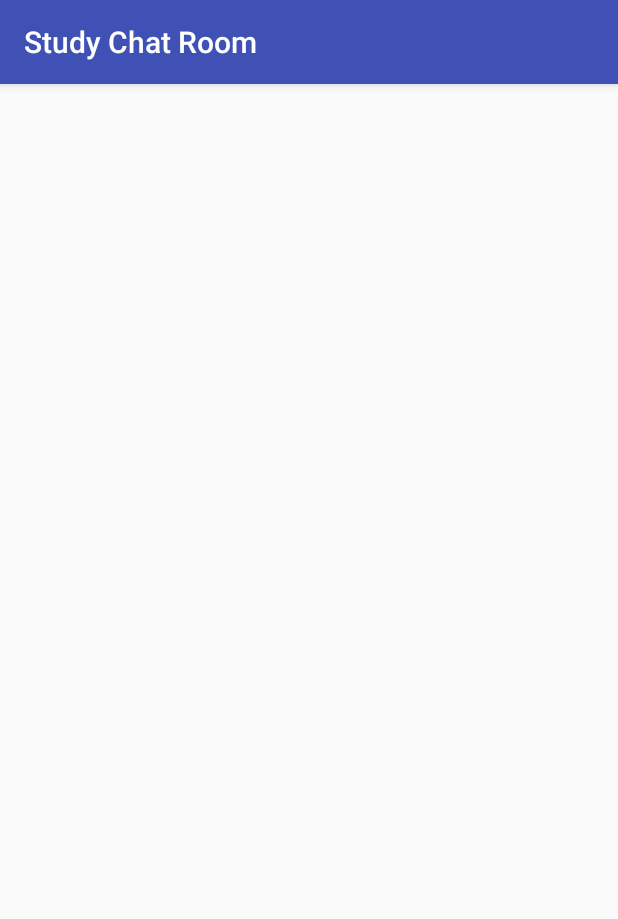
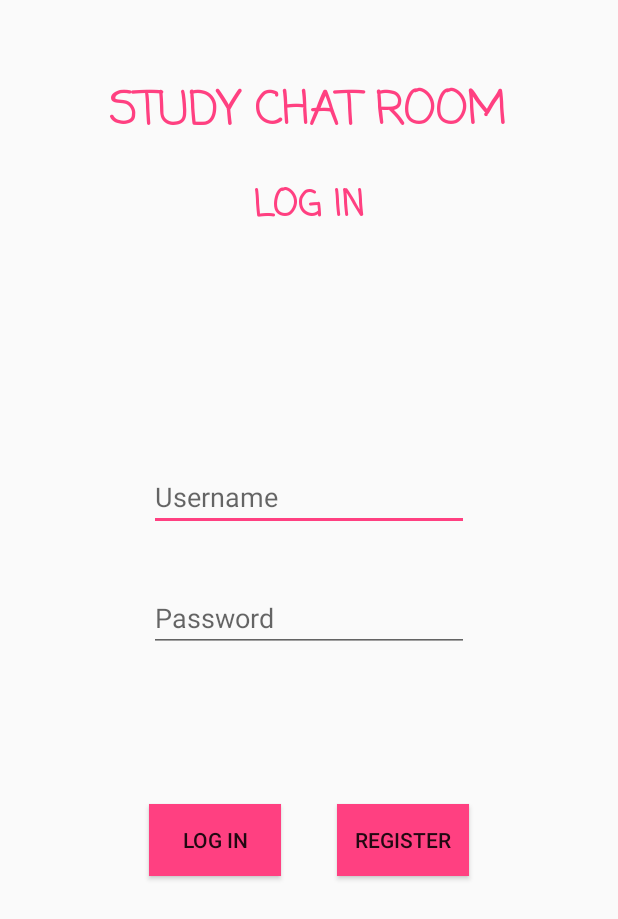
Before and after one commit to 19anti91/StudyChatRoom, an Android app: the screen it shows after launch (SplashScreen before the commit, LoginActivity after it), on a phone screen of 412 x 824 dp. Shown: the top 919 px of the screen. Run offline under Robolectric (Android 15) with nearby library versions, the phone set to English and light mode, and no system bars.

Commit message:
Login and Register 80% done. Color schema might change

```diff
--- a/app/src/main/AndroidManifest.xml
+++ b/app/src/main/AndroidManifest.xml
@@ -2,12 +2,14 @@
 <manifest xmlns:android="http://schemas.android.com/apk/res/android"
     package="com.oop.projectgroup10.studychatroom">
 
+    <uses-permission android:name="android.permission.ACCESS_NETWORK_STATE" />
+    <uses-permission android:name="android.permission.INTERNET" />
     <application
         android:allowBackup="true"
         android:icon="@mipmap/ic_launcher"
         android:label="@string/app_name"
         android:supportsRtl="true"
-        android:theme="@style/AppTheme">
+        android:theme="@style/AppTheme.NoActionBar">
         <activity android:name=".SplashScreen">
             <intent-filter>
                 <action android:name="android.intent.action.MAIN" />
@@ -15,6 +17,8 @@
                 <category android:name="android.intent.category.LAUNCHER" />
             </intent-filter>
         </activity>
+        <activity android:name=".LoginActivity" />
+        <activity android:name=".RegisterActivity"></activity>
     </application>
 
 </manifest>
--- /dev/null
+++ b/app/src/main/java/com/oop/projectgroup10/studychatroom/LoginActivity.java
@@ -0,0 +1,39 @@
+package com.oop.projectgroup10.studychatroom;
+
+import android.content.Intent;
+import android.os.Bundle;
+import android.support.v7.app.AppCompatActivity;
+import android.view.View;
+import android.view.Window;
+import android.widget.EditText;
+
+public class LoginActivity extends AppCompatActivity {
+
+    @Override
+    protected void onCreate(Bundle savedInstanceState) {
+        requestWindowFeature(Window.FEATURE_NO_TITLE);
+        super.onCreate(savedInstanceState);
+        setContentView(R.layout.activity_login);
+    }
+
+
+    public void register(View v) {
+        Intent goToRegister = new Intent(v.getContext(), RegisterActivity.class);
+        v.getContext().startActivity(goToRegister);
+    }
+
+    public void submitLogin(View v) {
+
+        new SubmitLoginAndSignup(v.getContext()).execute("login", getUsername(), getPassword());
+    }
+
+    public String getUsername() {
+        EditText username = (EditText) findViewById(R.id.usernameL);
+        return username.getText().toString();
+    }
+
+    public String getPassword() {
+        EditText password = (EditText) findViewById(R.id.passwordL);
+        return password.getText().toString();
+    }
+}
--- a/app/src/main/java/com/oop/projectgroup10/studychatroom/SplashScreen.java
+++ b/app/src/main/java/com/oop/projectgroup10/studychatroom/SplashScreen.java
@@ -1,13 +1,32 @@
 package com.oop.projectgroup10.studychatroom;
 
+import android.content.Intent;
+import android.os.Bundle;
+import android.os.Handler;
 import android.support.v7.app.AppCompatActivity;
-import android.os.Bundle;
+import android.view.Window;
 
 public class SplashScreen extends AppCompatActivity {
 
     @Override
     protected void onCreate(Bundle savedInstanceState) {
+
+
+        requestWindowFeature(Window.FEATURE_NO_TITLE);
         super.onCreate(savedInstanceState);
         setContentView(R.layout.activity_splash_screen);
+
+        final Intent loginPage = new Intent(this, LoginActivity.class);
+
+        final Handler handler = new Handler();
+        handler.postDelayed(new Runnable() {
+            @Override
+            public void run() {
+                startActivity(loginPage);
+            }
+        }, 2000);
+
     }
+
+
 }
--- /dev/null
+++ b/app/src/main/res/layout/activity_login.xml
@@ -0,0 +1,84 @@
+<?xml version="1.0" encoding="utf-8"?>
+<RelativeLayout xmlns:android="http://schemas.android.com/apk/res/android"
+    xmlns:tools="http://schemas.android.com/tools"
+    android:id="@+id/activity_login"
+    android:layout_width="match_parent"
+    android:layout_height="match_parent"
+    android:paddingBottom="@dimen/activity_vertical_margin"
+    android:paddingLeft="@dimen/activity_horizontal_margin"
+    android:paddingRight="@dimen/activity_horizontal_margin"
+    android:paddingTop="@dimen/activity_vertical_margin"
+    tools:context="com.oop.projectgroup10.studychatroom.LoginActivity">
+
+    <TextView
+        android:layout_width="wrap_content"
+        android:layout_height="wrap_content"
+        android:id="@+id/appName"
+        android:text="Study Chat Room"
+        android:textAllCaps="true"
+        android:textSize="30sp"
+        android:fontFamily="casual"
+        android:textStyle="normal|bold"
+        android:textColor="@color/colorPrimaryDark"
+        android:layout_marginTop="35dp"
+        android:layout_alignParentTop="true"
+        android:layout_centerHorizontal="true" />
+
+    <TextView
+        android:text="Log In"
+        android:layout_width="wrap_content"
+        android:layout_height="wrap_content"
+        android:id="@+id/loginT"
+        android:textAllCaps="true"
+        android:textSize="24sp"
+        android:fontFamily="casual"
+        android:textStyle="normal|bold"
+        android:textColor="@color/colorPrimaryDark"
+        android:layout_marginTop="21dp"
+        android:layout_below="@+id/appName"
+        android:layout_centerHorizontal="true" />
+
+    <EditText
+        android:layout_width="wrap_content"
+        android:layout_height="wrap_content"
+        android:inputType="textPersonName"
+        android:ems="10"
+        android:id="@+id/usernameL"
+        android:layout_marginBottom="35dp"
+        android:hint="Username"
+        android:layout_above="@+id/passwordL"
+        android:layout_centerHorizontal="true" />
+
+    <EditText
+        android:layout_width="wrap_content"
+        android:layout_height="wrap_content"
+        android:inputType="textPassword"
+        android:ems="10"
+        android:id="@+id/passwordL"
+        android:hint="Password"
+        android:layout_centerVertical="true"
+        android:layout_alignStart="@+id/usernameL" />
+
+    <Button
+        android:text="Register"
+        android:layout_width="wrap_content"
+        android:layout_height="wrap_content"
+        android:id="@+id/registerBtn"
+        android:background="@color/colorPrimaryDark"
+        android:onClick="register"
+        android:layout_below="@+id/passwordL"
+        android:layout_alignEnd="@+id/passwordL"
+        android:layout_marginTop="101dp" />
+
+    <Button
+        android:text="Log In"
+        android:layout_width="wrap_content"
+        android:layout_height="wrap_content"
+        android:id="@+id/loginBtn"
+        android:background="@color/colorPrimaryDark"
+        android:layout_alignBaseline="@+id/registerBtn"
+        android:layout_alignBottom="@+id/registerBtn"
+        android:layout_alignStart="@+id/passwordL"
+        android:onClick="submitLogin" />
+
+</RelativeLayout>
--- a/app/src/main/res/values/colors.xml
+++ b/app/src/main/res/values/colors.xml
@@ -1,6 +1,9 @@
 <?xml version="1.0" encoding="utf-8"?>
 <resources>
     <color name="colorPrimary">#3F51B5</color>
-    <color name="colorPrimaryDark">#303F9F</color>
-    <color name="colorAccent">#FF4081</color>
+    <color name="colorPrimaryDark">#ff4081</color>
+    <color name="colorAccent">#ff4081</color>
+    <color name="colorBackground">#ECECEA</color>
+    <color name="colorBackgroundDarker">#f5f3ee</color>
+    #F5F3EE
 </resources>
--- a/app/src/main/res/values/strings.xml
+++ b/app/src/main/res/values/strings.xml
@@ -1,3 +1,9 @@
 <resources>
     <string name="app_name">Study Chat Room</string>
+
+    <string-array name="usertype">
+        <item>Student</item>
+        <item>Teacher</item>
+        <item>Administrator</item>
+    </string-array>
 </resources>
--- a/app/src/main/res/values/styles.xml
+++ b/app/src/main/res/values/styles.xml
@@ -8,4 +8,13 @@
         <item name="colorAccent">@color/colorAccent</item>
     </style>
 
+    <style name="AppTheme.NoActionBar" parent="Theme.AppCompat.Light.DarkActionBar">
+        <item name="windowActionBar">false</item>
+        <item name="windowNoTitle">true</item>
+        <item name="android:windowFullscreen">true</item>
+        <item name="colorPrimary">@color/colorPrimary</item>
+        <item name="colorPrimaryDark">@color/colorPrimaryDark</item>
+        <item name="colorAccent">@color/colorAccent</item>
+    </style>
+
 </resources>
```
Also changed, not shown: app/src/main/java/com/oop/projectgroup10/studychatroom/RegisterActivity.java (added, +15 -0 lines), app/src/main/java/com/oop/projectgroup10/studychatroom/SubmitLoginAndSignup.java (added, +119 -0 lines), app/src/main/res/layout/activity_register.xml (added, +129 -0 lines), app/src/main/res/layout/activity_splash_screen.xml (+24 -1 lines).
